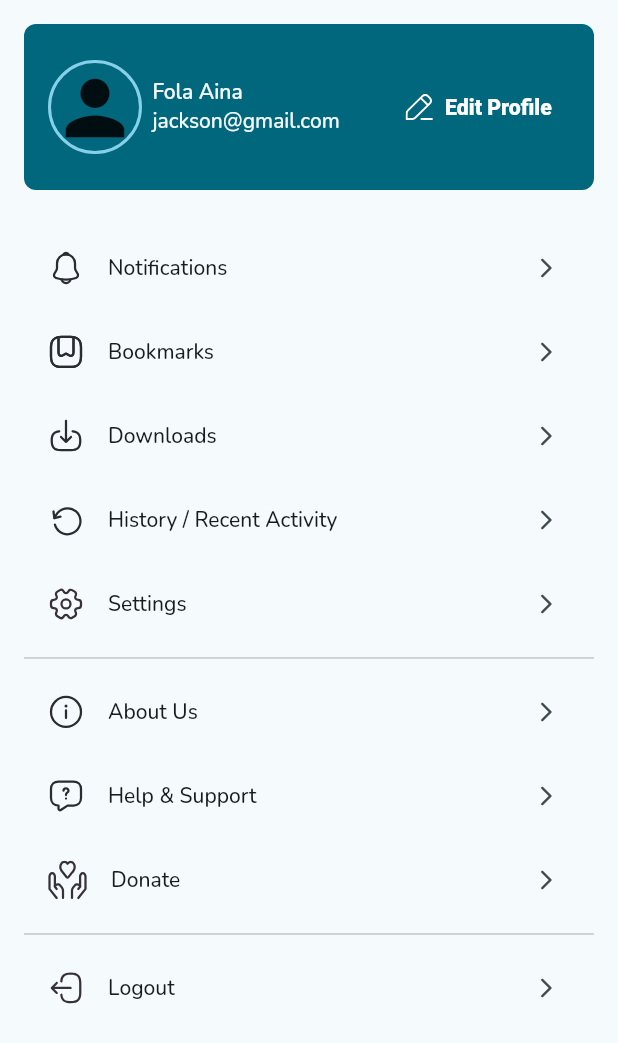
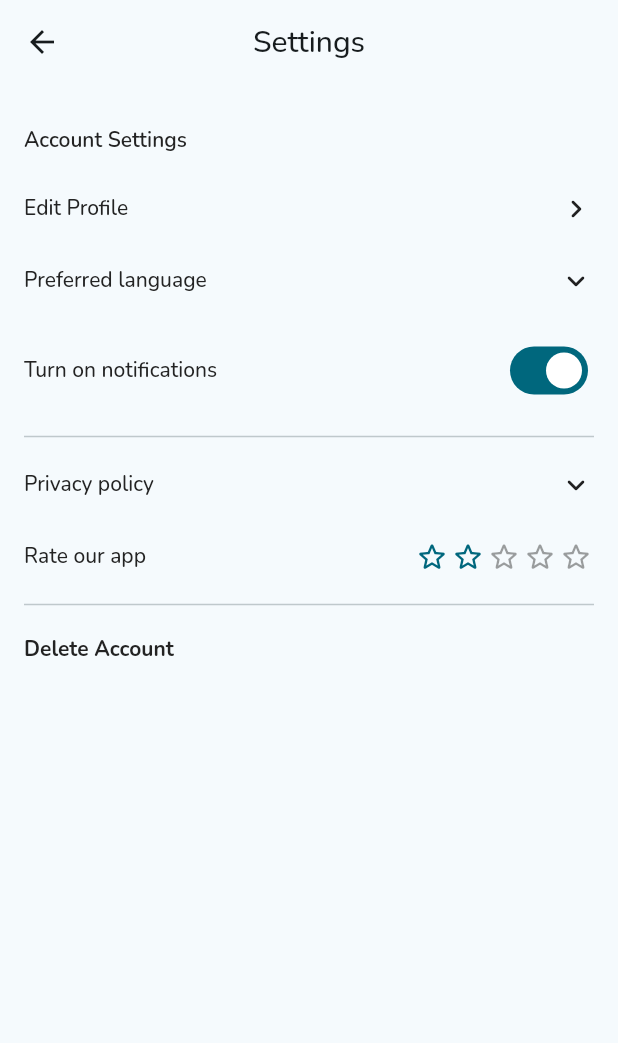
Before and after one commit to logickoder/stream_global, a Flutter app: the MoreScreen screen opened directly, after a tap on "Settings", on a phone screen of 412 x 824 dp. Shown: the top 1043 px of the screen. Run offline on Flutter 3.47's test engine with Material 2 defaults, Android fonts, the phone set to English and light mode, and no system bars; our stand-ins replace cached_network_image, flutter_riverpod, flutter_svg, google_fonts, rx_shared_preferences; statements that could not run were skipped.

Commit message:
feat(settings): create screen

```diff
--- a/lib/app/routes.dart
+++ b/lib/app/routes.dart
@@ -8,6 +8,7 @@ import '../dashboard/dashboard_screen.dart';
 import '../notification/notifications_screen.dart';
 import '../onboarding/onboarding_screen.dart';
 import '../profile/edit/edit_profile_screen.dart';
+import '../settings/settings_screen.dart';
 import '../splash/splash_screen.dart';
 
 class AppRoutes {
@@ -20,6 +21,7 @@ class AppRoutes {
   static const dashboard = '/dashboard';
   static const editProfile = '/profile/edit';
   static const notifications = '/notifications';
+  static const settings = '/settings';
 
   static Map<String, Widget Function(BuildContext)> get current => {
         splash: (context) => const SplashScreen(),
@@ -31,5 +33,6 @@ class AppRoutes {
         dashboard: (_) => const DashboardScreen(),
         editProfile: (_) => const EditProfileScreen(),
         notifications: (_) => const NotificationsScreen(),
+        settings: (_) => const SettingsScreen(),
       };
 }
--- a/lib/dashboard/more/more_screen.dart
+++ b/lib/dashboard/more/more_screen.dart
@@ -53,10 +53,13 @@ class MoreScreen extends StatelessWidget {
   }
 
   void _handleClick(BuildContext context, _MoreItem item) {
-    switch (item.$2) {
-      case AppAssets.notificationIcon:
-        Navigator.pushNamed(context, AppRoutes.notifications);
-        break;
+    final route = switch (item.$2) {
+      AppAssets.notificationIcon => AppRoutes.notifications,
+      AppAssets.settingIcon => AppRoutes.settings,
+      _ => null,
+    };
+    if (route != null) {
+      Navigator.pushNamed(context, route);
     }
   }
 }
--- /dev/null
+++ b/lib/settings/settings_screen.dart
@@ -0,0 +1,111 @@
+import 'package:flutter/material.dart';
+
+import '../app/dimens.dart';
+
+class SettingsScreen extends StatelessWidget {
+  const SettingsScreen({super.key});
+
+  @override
+  Widget build(BuildContext context) {
+    return Scaffold(
+      appBar: AppBar(
+        title: const Text('Settings'),
+        centerTitle: true,
+      ),
+      body: SafeArea(
+        minimum: const EdgeInsets.all(AppDimens.secondaryPadding),
+        child: Column(
+          children: [
+            const _SettingItem(
+              title: 'Account Settings',
+              fontWeight: FontWeight.w600,
+            ),
+            const _SettingItem(
+              title: 'Edit Profile',
+              trailing: Icon(
+                Icons.keyboard_arrow_right_rounded,
+              ),
+            ),
+            const _SettingItem(
+              title: 'Preferred language',
+              trailing: Icon(
+                Icons.keyboard_arrow_down_rounded,
+              ),
+            ),
+            _SettingItem(
+              title: 'Turn on notifications',
+              trailing: Switch(value: true, onChanged: (val) {}),
+            ),
+            const Divider(),
+            const _SettingItem(
+              title: 'Privacy policy',
+              trailing: Icon(
+                Icons.keyboard_arrow_down_rounded,
+              ),
+            ),
+            _SettingItem(
+              title: 'Rate our app',
+              trailing: Row(
+                children: List.generate(
+                  5,
+                  (index) => Icon(
+                    Icons.star_outline_rounded,
+                    color: index < 2
+                        ? Theme.of(context).colorScheme.primary
+                        : Theme.of(context)
+                            .textTheme
+                            .bodyLarge
+                            ?.color
+                            ?.withOpacity(0.44),
+                    size: AppDimens.padding,
+                  ),
+                ),
+              ),
+            ),
+            const Divider(),
+            const _SettingItem(
+              title: 'Delete Account',
+              fontWeight: FontWeight.w700,
+            ),
+          ],
+        ),
+      ),
+    );
+  }
+}
+
+class _SettingItem extends StatelessWidget {
+  const _SettingItem({
+    required this.title,
+    this.fontWeight = FontWeight.w500,
+    this.trailing,
+  });
+
+  final String title;
+  final FontWeight fontWeight;
+  final Widget? trailing;
+
+  @override
+  Widget build(BuildContext context) {
+    return Padding(
+      padding: const EdgeInsets.symmetric(
+        vertical: AppDimens.padding / 2,
+      ),
+      child: Row(
+        crossAxisAlignment: CrossAxisAlignment.center,
+        children: [
+          Text(
+            title,
+            style: Theme.of(context).textTheme.bodyLarge?.copyWith(
+                  fontWeight: fontWeight,
+                ),
+          ),
+          const Spacer(),
+          if (trailing != null) ...{
+            trailing!,
+          }
+        ],
+      ),
+    );
+  }
+}
```
